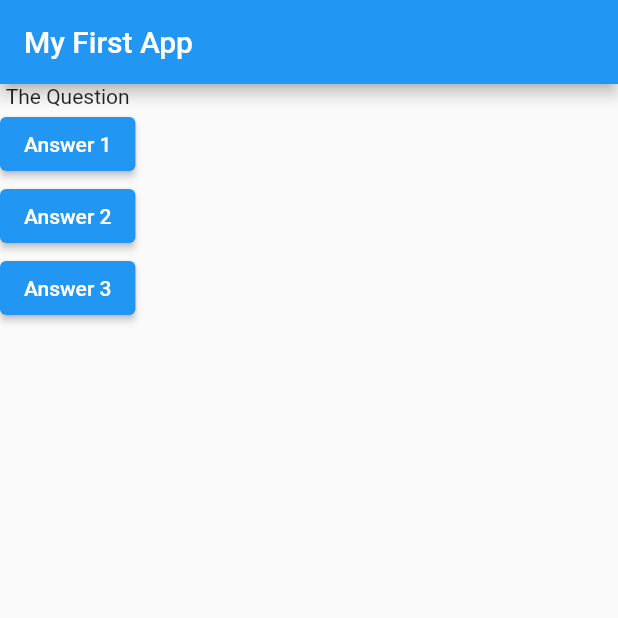
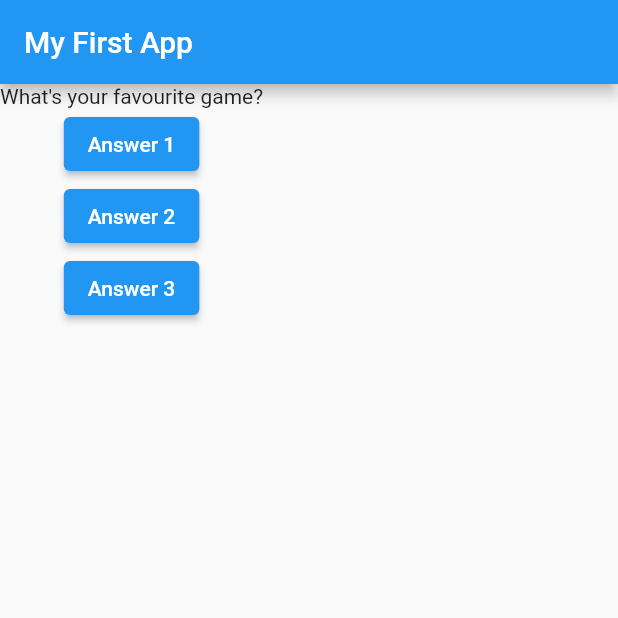
Before and after one commit to Tarikul-islam-shazan/flutter-practice, a Flutter app: the screen it shows after launch, after a tap on "Answer 1", on a phone screen of 412 x 824 dp, the top half of it. Run offline on Flutter 3.47's test engine with Material 2 defaults, Android fonts, the phone set to English and light mode, and no system bars.

Commit message:
setsate update

```diff
--- a/lib/main.dart
+++ b/lib/main.dart
@@ -2,9 +2,21 @@ import 'package:flutter/material.dart';
 
 void main() => runApp(MyApp());
 
-class MyApp extends StatelessWidget {
-  void onPressed() {
-    print('Answer chosen!');
+class MyApp extends StatefulWidget {
+  @override
+  State<StatefulWidget> createState() {
+    return MyAppState();
+  }
+}
+
+class MyAppState extends State<MyApp> {
+  var questions = ['What\'s your school name?', 'What\'s your favourite game?'];
+  var questionIndex = 0;
+  void answerQuestion() {
+    setState(() {
+      questionIndex = questionIndex + 1;
+    });
+    print(questionIndex);
   }
 
   @override
@@ -16,10 +28,8 @@ class MyApp extends StatelessWidget {
       ),
       body: Column(
         children: [
-          Text('The Question'),
-          ElevatedButton(
-              onPressed: () => print('Answer 1 chosen'),
-              child: Text('Answer 1')),
+          Text(questions[questionIndex]),
+          ElevatedButton(onPressed: answerQuestion, child: Text('Answer 1')),
           ElevatedButton(
               onPressed: () => print('Answer 2 chosen'),
               child: Text('Answer 2')),
```
